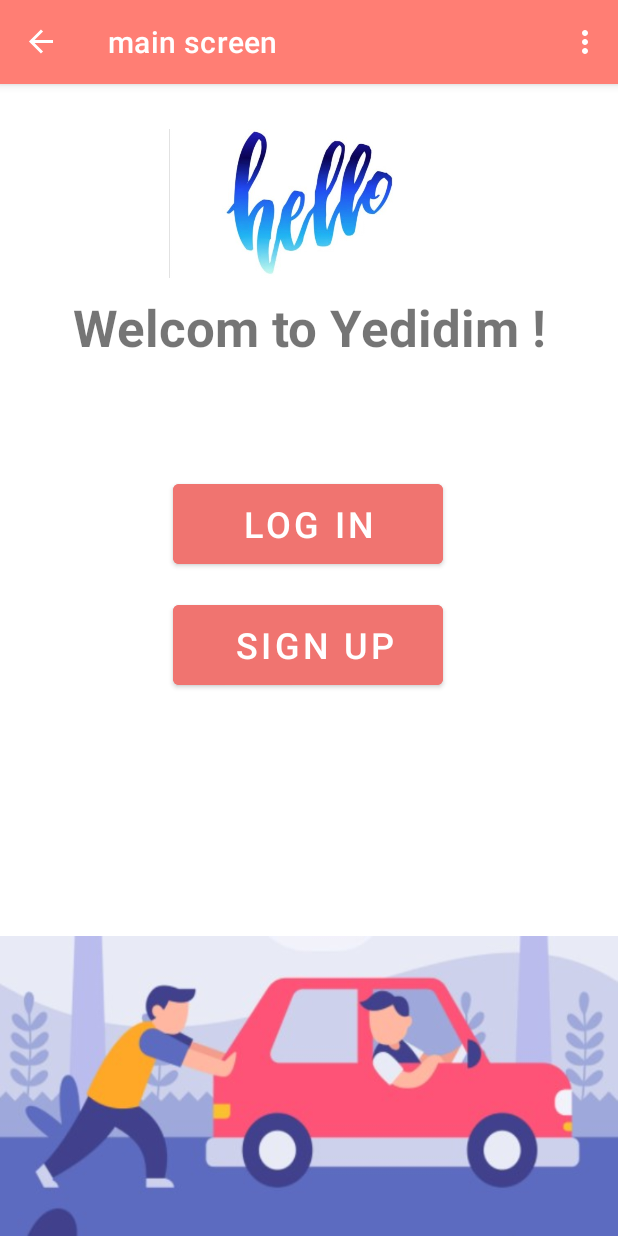
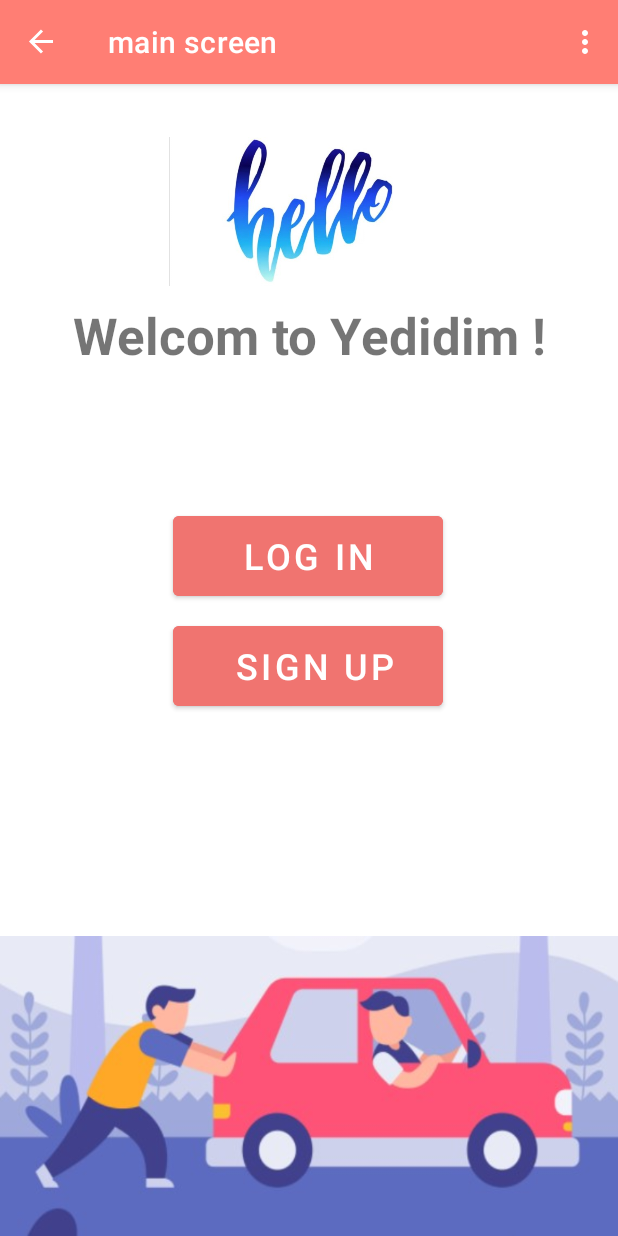
Before and after one commit to yardenho/Yedidim, an Android app: the screen it shows after launch (MainActivity), on a phone screen of 412 x 824 dp. Run offline under Robolectric (Android 15) with nearby library versions, the phone set to English and light mode, and no system bars; our stand-ins replace Firebase (no records; nobody signed in at launch, a user with empty details on screens opened directly), Room's generated code, navigation-ui.

Commit message:
visual changes main screen

```diff
--- a/app/src/main/res/layout/fragment_main_screen.xml
+++ b/app/src/main/res/layout/fragment_main_screen.xml
@@ -24,7 +24,7 @@
         android:id="@+id/mainScreen_btn_signUp"
         android:layout_width="180dp"
         android:layout_height="65dp"
-        android:layout_marginTop="15dp"
+        android:layout_marginTop="8dp"
         android:backgroundTint="#F07470"
         android:text=" Sign Up"
         android:textSize="24sp"
@@ -49,7 +49,7 @@
         android:id="@+id/mainScreen_btn_logIn"
         android:layout_width="180dp"
         android:layout_height="65dp"
-        android:layout_marginTop="76dp"
+        android:layout_marginTop="92dp"
         android:backgroundTint="#F07470"
         android:text="Log In"
         android:textSize="24sp"
@@ -62,7 +62,7 @@
         android:id="@+id/imageView12"
         android:layout_width="wrap_content"
         android:layout_height="99dp"
-        android:layout_marginTop="30dp"
+        android:layout_marginTop="35dp"
         android:src="@drawable/hellomain"
         app:layout_constraintEnd_toEndOf="parent"
         app:layout_constraintHorizontal_bias="0.0"
```
